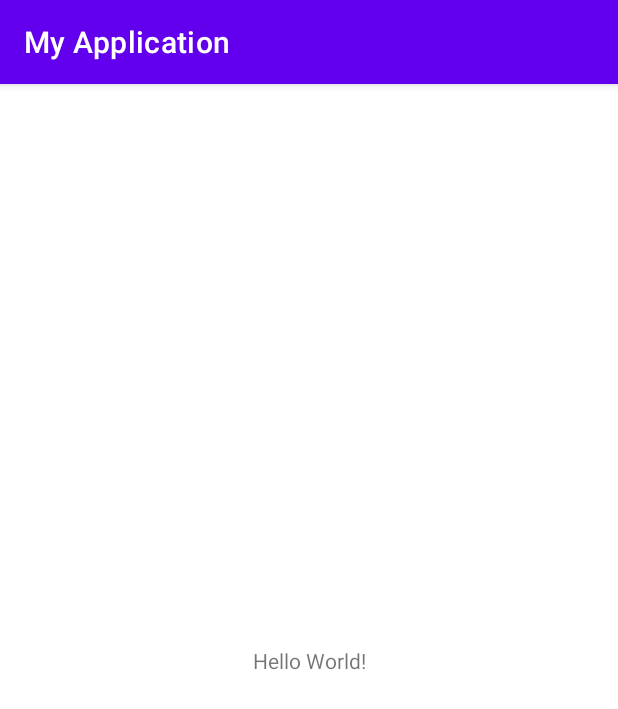
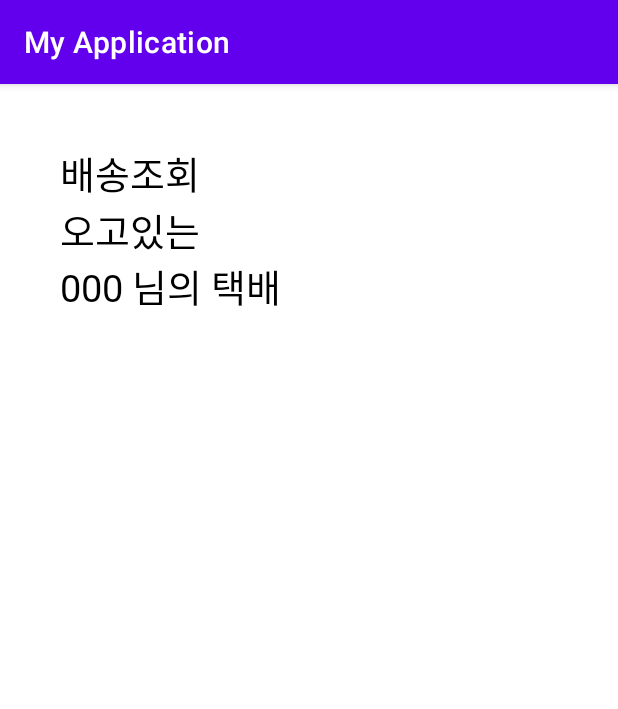
Before and after one commit to HAECHAN66/MyApplication, an Android app: the screen it shows after launch (MainActivity), on a phone screen of 412 x 824 dp. Shown: the top 709 px of the screen. Run offline under Robolectric (Android 15) with nearby library versions, the phone set to English and light mode, and no system bars.

Commit message:
3 commit

```diff
--- a/app/src/main/res/layout/activity_main.xml
+++ b/app/src/main/res/layout/activity_main.xml
@@ -1,18 +1,34 @@
 <?xml version="1.0" encoding="utf-8"?>
-<androidx.constraintlayout.widget.ConstraintLayout xmlns:android="http://schemas.android.com/apk/res/android"
+<LinearLayout xmlns:android="http://schemas.android.com/apk/res/android"
     xmlns:app="http://schemas.android.com/apk/res-auto"
     xmlns:tools="http://schemas.android.com/tools"
+    tools:context=".MainActivity"
     android:layout_width="match_parent"
     android:layout_height="match_parent"
-    tools:context=".MainActivity">
+    android:layout_margin="40dp"
+    android:orientation="vertical">
 
     <TextView
-        android:layout_width="wrap_content"
+        android:layout_width="match_parent"
         android:layout_height="wrap_content"
-        android:text="Hello World!"
-        app:layout_constraintBottom_toBottomOf="parent"
-        app:layout_constraintLeft_toLeftOf="parent"
-        app:layout_constraintRight_toRightOf="parent"
-        app:layout_constraintTop_toTopOf="parent" />
+        android:fontFamily="@font/bonB"
+        android:text="배송조회"
+        android:textColor="#000000"
+        android:textSize="25dp" />
 
-</androidx.constraintlayout.widget.ConstraintLayout>
+    <TextView
+        android:layout_width="match_parent"
+        android:layout_height="wrap_content"
+        android:fontFamily="@font/bonB"
+        android:text="오고있는\n000 님의 택배"
+        android:textColor="#000000"
+        android:textSize="25dp" />
+
+    <TableLayout
+        android:layout_width="match_parent"
+        android:layout_height="match_parent"
+        android:orientation="horizontal"
+
+        />
+
+</LinearLayout>
```
